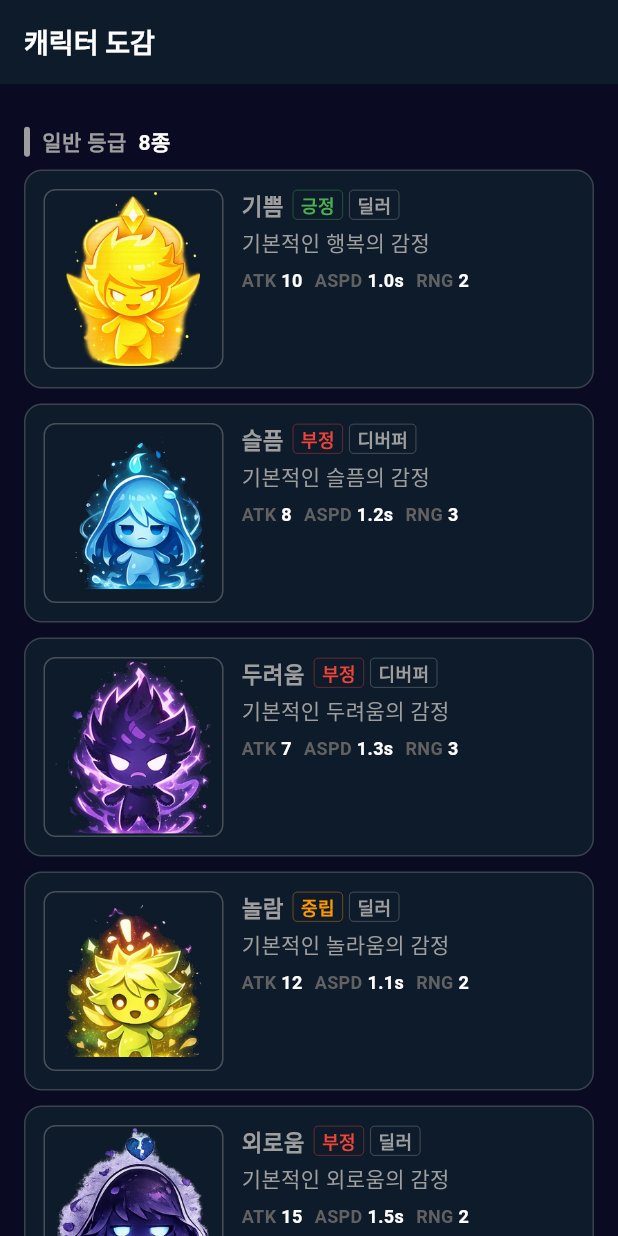
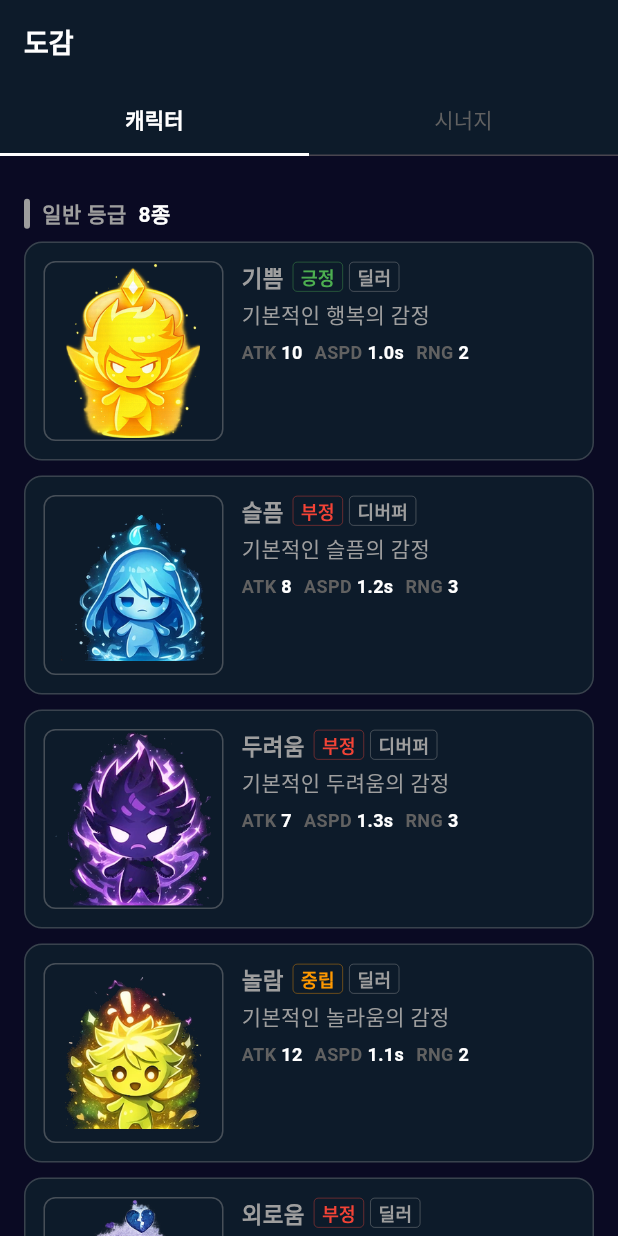
Before and after one commit to Dansot4891/emotion_defense, a Flutter app: the CharacterBookScreen screen opened by its route, on a phone screen of 412 x 824 dp. Run offline on Flutter 3.47's test engine with Material 3 defaults, Android fonts, the light colour scheme and no system bars; our stand-ins replace go_router; missing offline and left inert: flame, flame_audio.

Commit message:
feat, refactor: 기존 캐릭터 도감 화면에 시너지 탭 추가

```diff
--- a/lib/presentation/character_book/screen/character_book_screen.dart
+++ b/lib/presentation/character_book/screen/character_book_screen.dart
@@ -1,52 +1,47 @@
+import 'package:emotion_defense/presentation/character_book/widgets/character_book_tab.dart';
 import 'package:flutter/material.dart';
-
 import '../../../core/const/style/app_color.dart';
 import '../../../core/const/style/app_text_style.dart';
-import '../../../data/definitions/character_defs.dart';
-import '../../../data/models/character_model.dart';
-import '../widgets/character_book_grade_section.dart';
+import '../widgets/synergy_book_tab.dart';
 
-/// 캐릭터 도감 화면 — 등급별 캐릭터 리스트 + 상세 정보
+/// 도감 화면 — 캐릭터 / 시너지 탭
 class CharacterBookScreen extends StatelessWidget {
   const CharacterBookScreen({super.key});
 
   @override
   Widget build(BuildContext context) {
-    return Scaffold(
+    return DefaultTabController(
+      length: 2,
+      child: Scaffold(
         backgroundColor: AppColor.background,
         appBar: AppBar(
           backgroundColor: AppColor.surface,
           title: Text(
-          '캐릭터 도감',
+            '도감',
             style: AppTextStyle.hudLabel.copyWith(fontSize: 18),
           ),
           iconTheme: const IconThemeData(color: AppColor.textPrimary),
+          bottom: TabBar(
+            labelColor: AppColor.white,
+            unselectedLabelColor: AppColor.textMuted,
+            indicatorColor: AppColor.white,
+            indicatorSize: TabBarIndicatorSize.tab,
+            labelStyle: AppTextStyle.hudLabel.copyWith(fontSize: 14),
+            unselectedLabelStyle: AppTextStyle.caption.copyWith(fontSize: 14),
+            tabs: const [
+              Tab(text: '캐릭터'),
+              Tab(text: '시너지'),
+            ],
           ),
-      body: ListView(
-        padding: const EdgeInsets.symmetric(horizontal: 16, vertical: 12),
+        ),
+        body: TabBarView(
           children: [
-          CharacterBookGradeSection(
-            title: '일반',
-            grade: Grade.common,
-            characters: commonCharacters,
+            // 캐릭터 탭
+            CharacterBookTab(),
+            // 시너지 탭
+            const SynergyBookTab(),
+          ],
         ),
-          CharacterBookGradeSection(
-            title: '레어',
-            grade: Grade.rare,
-            characters: rareCharacters,
-          ),
-          CharacterBookGradeSection(
-            title: '영웅',
-            grade: Grade.hero,
-            characters: heroCharacters,
-          ),
-          CharacterBookGradeSection(
-            title: '전설',
-            grade: Grade.legend,
-            characters: legendCharacters,
-          ),
-          const SizedBox(height: 24),
-        ],
       ),
     );
   }
--- /dev/null
+++ b/lib/presentation/character_book/widgets/character_book_tab.dart
@@ -0,0 +1,39 @@
+import 'package:emotion_defense/data/definitions/character_defs.dart';
+import 'package:emotion_defense/presentation/character_book/widgets/character_book_grade_section.dart';
+import 'package:flutter/material.dart';
+import '../../../data/models/character_model.dart';
+
+/// 캐릭터 도감 탭 — 등급별 캐릭터 리스트
+class CharacterBookTab extends StatelessWidget {
+  const CharacterBookTab({super.key});
+
+  @override
+  Widget build(BuildContext context) {
+    return ListView(
+      padding: const EdgeInsets.symmetric(horizontal: 16, vertical: 12),
+      children: [
+        CharacterBookGradeSection(
+          title: '일반',
+          grade: Grade.common,
+          characters: commonCharacters,
+        ),
+        CharacterBookGradeSection(
+          title: '레어',
+          grade: Grade.rare,
+          characters: rareCharacters,
+        ),
+        CharacterBookGradeSection(
+          title: '영웅',
+          grade: Grade.hero,
+          characters: heroCharacters,
+        ),
+        CharacterBookGradeSection(
+          title: '전설',
+          grade: Grade.legend,
+          characters: legendCharacters,
+        ),
+        const SizedBox(height: 24),
+      ],
+    );
+  }
+}
```
Also changed, not shown: lib/presentation/character_book/widgets/synergy_book_tab.dart (added, +249 -0 lines), lib/presentation/title/screen/title_screen.dart (+0 -11 lines). Lines whose indentation alone changed are shown as unchanged.
